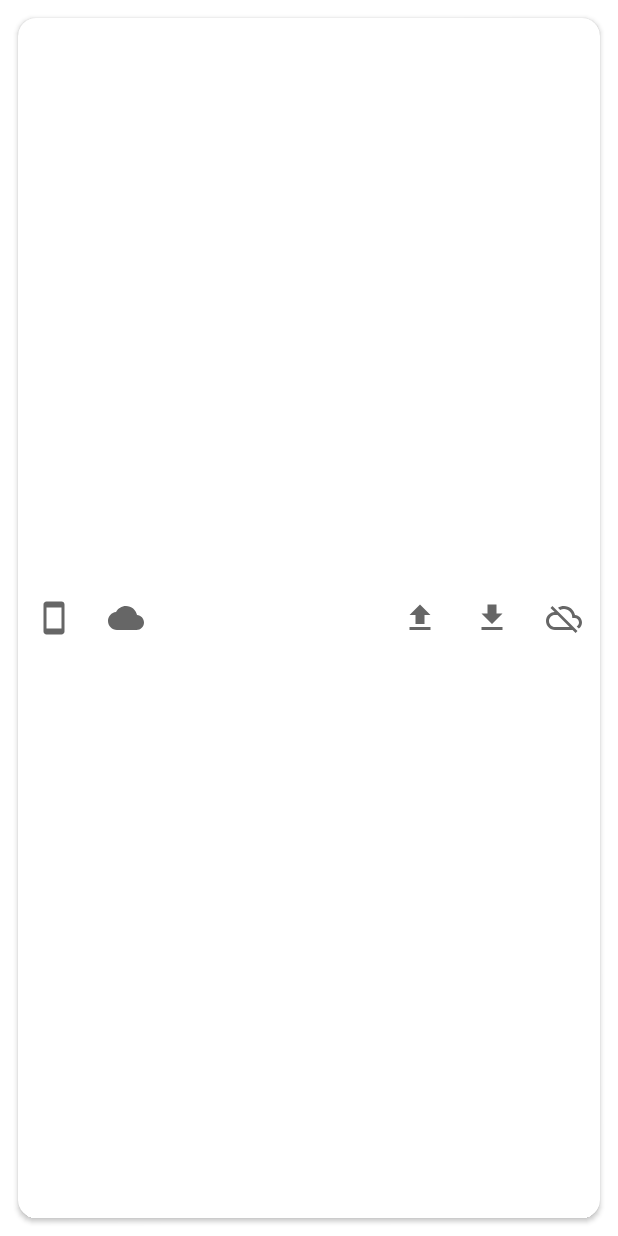
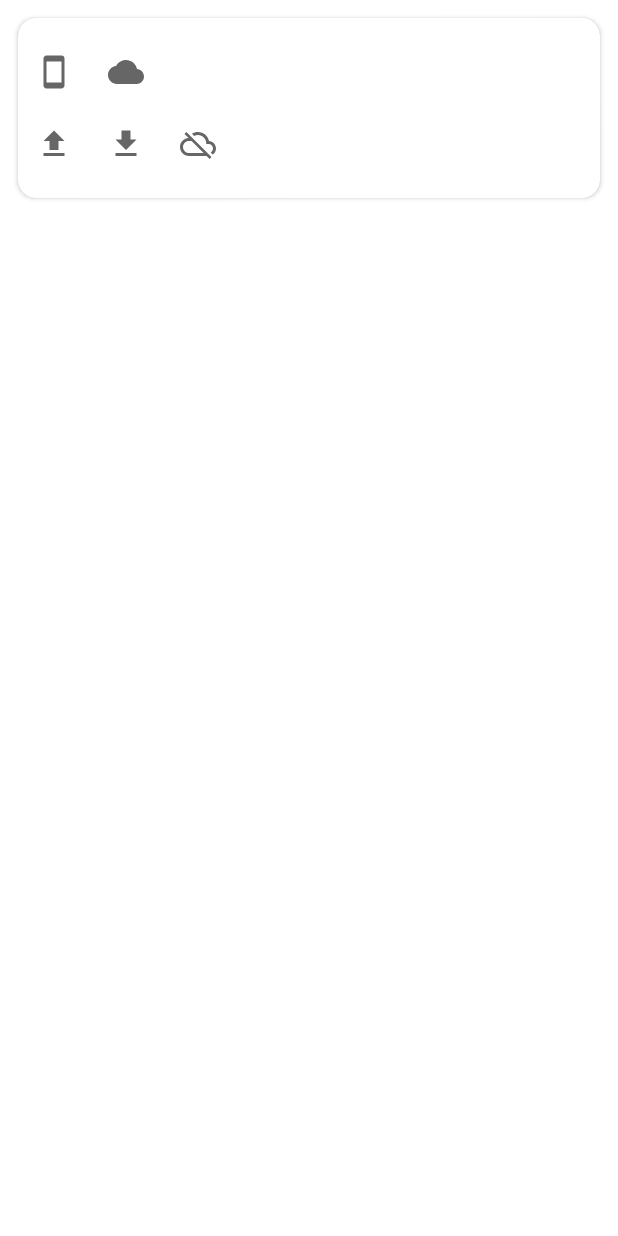
Before and after one commit to tytydraco/Bedrock, an Android app: the layout recycler_world_item.xml on its own in the app's theme, with its tools: preview values and no code run, on a phone screen of 412 x 824 dp. Run offline under Robolectric (Android 15) with nearby library versions, the phone set to English and light mode, and no system bars.

Commit message:
Update styling
Signed-off-by: Tyler Nijmeh <tylernij@gmail.com>

```diff
--- a/app/src/main/java/com/draco/bedrock/viewmodels/MainActivityViewModel.kt
+++ b/app/src/main/java/com/draco/bedrock/viewmodels/MainActivityViewModel.kt
@@ -113,14 +113,14 @@ class MainActivityViewModel(application: Application) : AndroidViewModel(applica
             val files = mutableListOf<WorldFile>()
 
             localFiles?.forEach {
-                val worldName = getWorldNameForWorldFolder(it)
-                val name = it.name
+                val name = getWorldNameForWorldFolder(it)?.trim()
+                val id = it.name
 
-                if (worldName != null && name != null) {
+                if (name != null && id != null) {
                     files.add(
                         WorldFile(
-                            worldName,
                             name,
+                            id,
                             WorldFileType.LOCAL
                         )
                     )
--- a/app/src/main/res/layout/recycler_world_item.xml
+++ b/app/src/main/res/layout/recycler_world_item.xml
@@ -6,13 +6,19 @@
     android:layout_marginVertical="@dimen/recycler_item_margin"
     android:layout_marginHorizontal="@dimen/recycler_item_margin"
     app:cardCornerRadius="@dimen/card_corner_radius">
-    <RelativeLayout
+    <LinearLayout
         android:layout_width="match_parent"
         android:layout_height="wrap_content"
+        android:orientation="vertical"
         android:paddingVertical="@dimen/recycler_item_vertical_padding">
         <LinearLayout
+            android:layout_width="match_parent"
+            android:layout_height="wrap_content"
+            android:gravity="center_vertical"
+            android:orientation="horizontal">
+            <LinearLayout
                 android:layout_width="wrap_content"
-            android:layout_height="match_parent"
+                android:layout_height="wrap_content"
                 android:id="@+id/status_icons"
                 android:gravity="center_vertical"
                 android:orientation="horizontal">
@@ -36,13 +42,10 @@
                 android:layout_width="match_parent"
                 android:layout_height="wrap_content"
                 android:id="@+id/name"
-            style="@style/TextAppearance.MaterialComponents.Subtitle2"
-            android:textAlignment="center"
-            android:ellipsize="end"
-            android:textStyle="bold"
-            android:layout_centerVertical="true"
-            android:layout_toEndOf="@id/status_icons"
-            android:layout_toStartOf="@id/buttons" />
+                android:maxLines="1"
+                android:ellipsize="end" />
+
+        </LinearLayout>
 
         <LinearLayout
             android:layout_width="wrap_content"
@@ -73,5 +76,5 @@
                 android:src="@drawable/ic_baseline_cloud_off_24"
                 android:contentDescription="@string/desc_delete_cloud" />
         </LinearLayout>
-    </RelativeLayout>
+    </LinearLayout>
 </androidx.cardview.widget.CardView>
```
Lines whose indentation alone changed are shown as unchanged.
